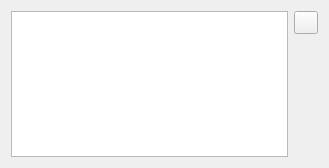
Old version of the form GGEditor_src/ui/components/ggstyledtexteditorwidget.ui in the repository kingnak/GameGenerator.
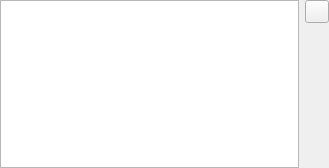
New version of the form. Icons and pictures are not drawn.

Diff of the .ui file:
```diff
--- a/GGEditor_src/ui/components/ggstyledtexteditorwidget.ui
+++ b/GGEditor_src/ui/components/ggstyledtexteditorwidget.ui
@@ -14,6 +14,18 @@
    <string>Form</string>
   </property>
   <layout class="QHBoxLayout" name="horizontalLayout">
+   <property name="leftMargin">
+    <number>0</number>
+   </property>
+   <property name="topMargin">
+    <number>0</number>
+   </property>
+   <property name="rightMargin">
+    <number>0</number>
+   </property>
+   <property name="bottomMargin">
+    <number>0</number>
+   </property>
    <item>
     <widget class="QTextEdit" name="txtText">
      <property name="undoRedoEnabled">
```
